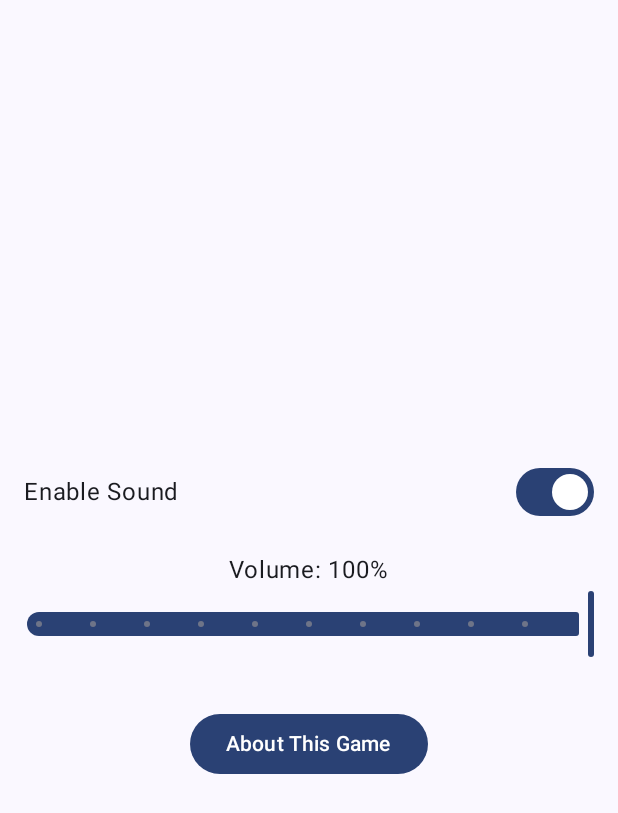
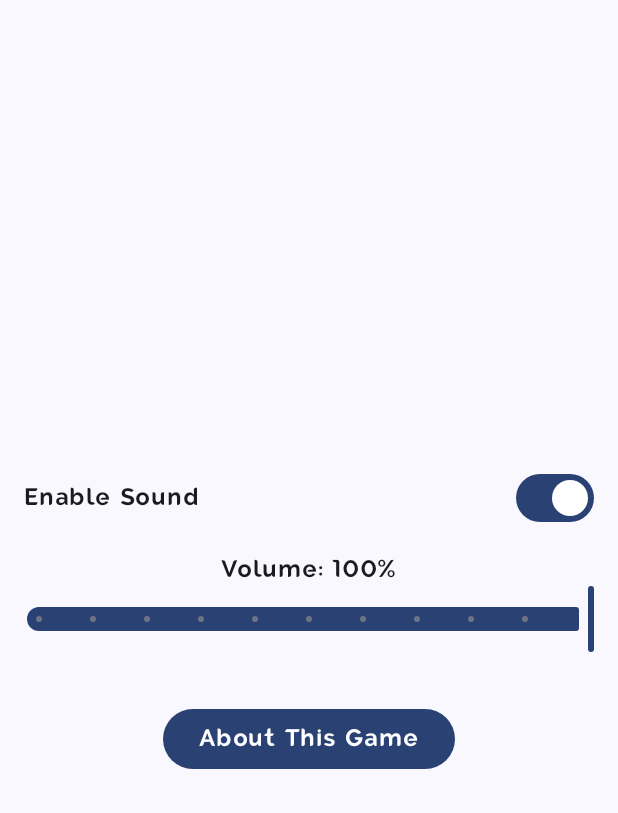
Before and after one commit to LingXi9374/LingXi-s-2048-game, an Android app built with Jetpack Compose: the screen it shows after launch (MainActivity), after a tap on "Settings", on a phone screen of 412 x 824 dp. Shown: the top 813 px of the screen. Run offline under Robolectric (Android 15) with nearby library versions, the phone set to English and light mode, and no system bars; 1 other tap on this screen came first.

Commit message:
feat: 统一设置界面字体并修复圆形图标的显示问题

```diff
--- a/app/src/main/AndroidManifest.xml
+++ b/app/src/main/AndroidManifest.xml
@@ -8,7 +8,7 @@
         android:fullBackupContent="@xml/backup_rules"
         android:icon="@drawable/ic_launcher"
         android:label="@string/app_name"
-        android:roundIcon="@drawable/ic_launcher"
+        android:roundIcon="@mipmap/ic_launcher_round"
         android:supportsRtl="true"
         android:theme="@style/Theme.LingXis2048"
         tools:targetApi="31">
--- a/app/src/main/java/com/example/lingxis2048/ui/SettingsScreen.kt
+++ b/app/src/main/java/com/example/lingxis2048/ui/SettingsScreen.kt
@@ -9,6 +9,7 @@ import androidx.compose.foundation.layout.fillMaxWidth
 import androidx.compose.foundation.layout.height
 import androidx.compose.foundation.layout.padding
 import androidx.compose.material3.Button
+import androidx.compose.material3.MaterialTheme
 import androidx.compose.material3.Slider
 import androidx.compose.material3.Switch
 import androidx.compose.material3.Text
@@ -44,7 +45,7 @@ fun SettingsScreen(navController: NavController) {
             verticalAlignment = Alignment.CenterVertically,
             horizontalArrangement = Arrangement.SpaceBetween
         ) {
-            Text("Enable Sound")
+            Text("Enable Sound", style = MaterialTheme.typography.bodyLarge)
             Switch(
                 checked = soundEnabled,
                 onCheckedChange = {
@@ -56,7 +57,7 @@ fun SettingsScreen(navController: NavController) {
 
         Spacer(modifier = Modifier.height(16.dp))
 
-        Text("Volume: ${(soundVolume * 100).toInt()}%")
+        Text("Volume: ${(soundVolume * 100).toInt()}%", style = MaterialTheme.typography.bodyLarge)
         Slider(
             value = soundVolume,
             onValueChange = {
@@ -69,7 +70,7 @@ fun SettingsScreen(navController: NavController) {
         Spacer(modifier = Modifier.height(32.dp))
 
         Button(onClick = { navController.navigate("about") }) {
-            Text("About This Game")
+            Text("About This Game", style = MaterialTheme.typography.bodyLarge)
         }
     }
 }
--- a/app/src/main/java/com/example/lingxis2048/ui/theme/Type.kt
+++ b/app/src/main/java/com/example/lingxis2048/ui/theme/Type.kt
@@ -3,14 +3,20 @@ package com.example.lingxis2048.ui.theme
 
 import androidx.compose.material3.Typography
 import androidx.compose.ui.text.TextStyle
+import androidx.compose.ui.text.font.Font
 import androidx.compose.ui.text.font.FontFamily
 import androidx.compose.ui.text.font.FontWeight
 import androidx.compose.ui.unit.sp
+import com.example.lingxis2048.R
 
 // Set of Material typography styles to start with
+val leigoFamily = FontFamily(
+    Font(R.font.leigo_regular)
+)
+
 val Typography = Typography(
     bodyLarge = TextStyle(
-        fontFamily = FontFamily.Default,
+        fontFamily = leigoFamily,
         fontWeight = FontWeight.Normal,
         fontSize = 16.sp,
         lineHeight = 24.sp,
```
Also changed, not shown: app/src/main/res/drawable/ic_launcher_background.xml (+0 -64 lines).
